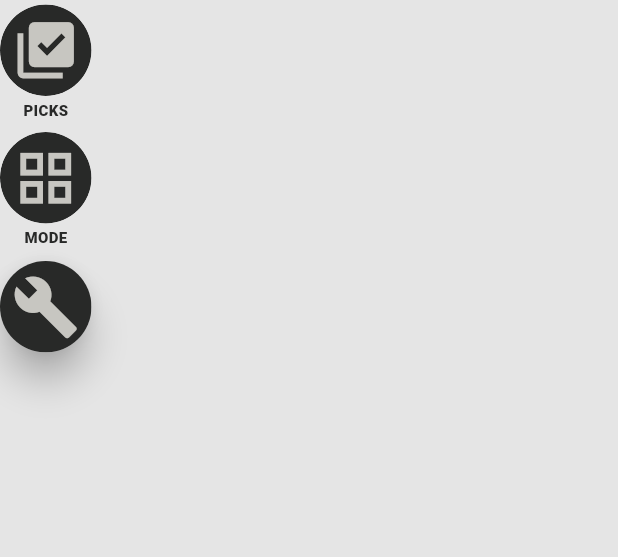
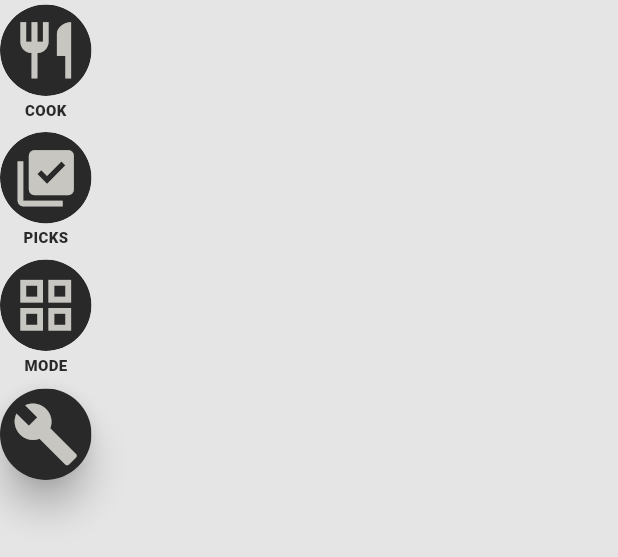
Before and after one commit to tsirbunen/cooking-companion-mobile, a Flutter app: the SearchRecipesFloatingActions widget shown alone on an empty page, opened directly, after a tap on the "build" icon, on a phone screen of 412 x 824 dp. Shown: the top 557 px of the screen. Run offline on Flutter 3.47's test engine with Material 3 defaults, Android fonts, the phone set to English and light mode, and no system bars; our stand-ins replace equatable, flutter_bloc, freezed_annotation, get_it, go_router, graphql and 1 more; network calls fail; Roboto replaces fonts that are missing (Quicksand).

Commit message:
Add start cooking option to floating action buttons on search page

```diff
--- a/lib/app_services/router/route_enum_description_extension.dart
+++ b/lib/app_services/router/route_enum/route_enum_description_extension.dart
@@ -1,4 +1,4 @@
-import 'package:mobile/app_services/router/route_enum.dart';
+import 'package:mobile/app_services/router/route_enum/route_enum.dart';
 
 extension DescriptionExtension on RouteEnum {
   String description() {
--- a/lib/app_services/router/route_enum_drawer_extension.dart
+++ b/lib/app_services/router/route_enum/route_enum_drawer_extension.dart
@@ -1,5 +1,5 @@
 import 'package:flutter/material.dart';
-import 'package:mobile/app_services/router/route_enum.dart';
+import 'package:mobile/app_services/router/route_enum/route_enum.dart';
 
 extension DrawerExtension on RouteEnum {
   IconData get iconData => {
--- a/lib/app_services/router/route_enum_go_route_extension.dart
+++ b/lib/app_services/router/route_enum/route_enum_go_route_extension.dart
@@ -1,5 +1,5 @@
 import 'package:go_router/go_router.dart';
-import 'package:mobile/app_services/router/route_enum.dart';
+import 'package:mobile/app_services/router/route_enum/route_enum.dart';
 import 'package:mobile/app_services/router/routes.dart';
 
 // Note: Let's use switch-case to return the GoRoute for each route,
--- a/lib/app_services/router/route_enum_path_extension.dart
+++ b/lib/app_services/router/route_enum/route_enum_path_extension.dart
@@ -1,4 +1,4 @@
-import 'package:mobile/app_services/router/route_enum.dart';
+import 'package:mobile/app_services/router/route_enum/route_enum.dart';
 import 'package:mobile/app_services/router/routes.dart';
 
 // Note: Let's use switch-case to return the path for each route,
--- a/lib/app_services/router/router.dart
+++ b/lib/app_services/router/router.dart
@@ -2,9 +2,9 @@ import 'package:flutter/material.dart';
 import 'package:go_router/go_router.dart';
 import 'package:mobile/app_services/logger/logger.dart';
 import 'package:mobile/app_services/blocs/blocs.dart';
-import 'package:mobile/app_services/router/route_enum.dart';
-import 'package:mobile/app_services/router/route_enum_go_route_extension.dart';
-import 'package:mobile/app_services/router/route_enum_path_extension.dart';
+import 'package:mobile/app_services/router/route_enum/route_enum.dart';
+import 'package:mobile/app_services/router/route_enum/route_enum_go_route_extension.dart';
+import 'package:mobile/app_services/router/route_enum/route_enum_path_extension.dart';
 import 'package:mobile/app_services/router/routes.dart';
 import 'package:mobile/business_logic/search_logic/search_bloc.dart';
 import 'package:mobile/business_logic/wizard_logic/wizard_bloc.dart';
--- a/lib/presentation/pages/cook/page/cook_page_no_recipes.dart
+++ b/lib/presentation/pages/cook/page/cook_page_no_recipes.dart
@@ -1,5 +1,5 @@
 import 'package:flutter/material.dart';
-import 'package:mobile/app_services/router/route_enum.dart';
+import 'package:mobile/app_services/router/route_enum/route_enum.dart';
 import 'package:mobile/presentation/widgets/route_description_with_navigation/route_description_with_navigation.dart';
 import 'package:mobile/presentation/widgets/page_base/page_base.dart';
 
--- a/lib/presentation/pages/cook/page_widgets/recipe_and_actions/cook_recipe_floating_action_buttons.dart
+++ b/lib/presentation/pages/cook/page_widgets/recipe_and_actions/cook_recipe_floating_action_buttons.dart
@@ -1,8 +1,8 @@
 import 'package:flutter/material.dart';
 import 'package:go_router/go_router.dart';
 import 'package:mobile/app_services/blocs/blocs.dart';
-import 'package:mobile/app_services/router/route_enum.dart';
-import 'package:mobile/app_services/router/route_enum_path_extension.dart';
+import 'package:mobile/app_services/router/route_enum/route_enum.dart';
+import 'package:mobile/app_services/router/route_enum/route_enum_path_extension.dart';
 import 'package:mobile/business_logic/cook_logic/cook_bloc.dart';
 import 'package:mobile/business_logic/cook_logic/cook_event.dart';
 import 'package:mobile/business_logic/wizard_logic/wizard_bloc.dart';
--- a/lib/presentation/pages/home/home_page.dart
+++ b/lib/presentation/pages/home/home_page.dart
@@ -1,5 +1,5 @@
 import 'package:flutter/material.dart';
-import 'package:mobile/app_services/router/route_enum.dart';
+import 'package:mobile/app_services/router/route_enum/route_enum.dart';
 import 'package:mobile/presentation/widgets/route_description_with_navigation/route_description_with_navigation.dart';
 import 'package:mobile/presentation/widgets/page_base/page_base.dart';
 
--- a/lib/presentation/pages/search/search_recipe_floating_actions.dart
+++ b/lib/presentation/pages/search/search_recipe_floating_actions.dart
@@ -1,5 +1,8 @@
 import 'package:flutter/material.dart';
+import 'package:go_router/go_router.dart';
 import 'package:mobile/app_services/blocs/blocs.dart';
+import 'package:mobile/app_services/router/route_enum/route_enum.dart';
+import 'package:mobile/app_services/router/route_enum/route_enum_path_extension.dart';
 import 'package:mobile/presentation/pages/search/picked_recipes/picked_recipes.dart';
 import 'package:mobile/business_logic/search_logic/search_bloc.dart';
 import 'package:mobile/business_logic/search_logic/search_event.dart';
@@ -11,6 +14,7 @@ const floatingActionsMargin = 15.0;
 const modeLabel = 'mode';
 const picksLabel = 'picks';
 const columnsLabel = 'columns';
+const startCookingLabel = 'cook';
 
 class SearchRecipesFloatingActions extends StatelessWidget {
   const SearchRecipesFloatingActions({super.key});
@@ -31,6 +35,11 @@ class SearchRecipesFloatingActions extends StatelessWidget {
             label: picksLabel,
             iconData: Icons.library_add_check,
             onPressed: _toggleShowPickedRecipes(context),
+          ),
+          ActionConfig(
+            label: startCookingLabel,
+            iconData: Icons.restaurant_outlined,
+            onPressed: _startCookingPickedRecipes(context),
           ),
         ],
       ),
@@ -56,4 +65,8 @@ class SearchRecipesFloatingActions extends StatelessWidget {
     final searchBloc = getIt.get<SearchBloc>();
     return () => searchBloc.add(ToggleDisplayModeEvent());
   }
+
+  void Function() _startCookingPickedRecipes(BuildContext context) {
+    return () => context.go(RouteEnum.cook.path());
+  }
 }
--- a/lib/presentation/widgets/drawer/drawer_customized.dart
+++ b/lib/presentation/widgets/drawer/drawer_customized.dart
@@ -1,9 +1,9 @@
 import 'package:flutter/material.dart';
-import 'package:mobile/app_services/router/route_enum_drawer_extension.dart';
-import 'package:mobile/app_services/router/route_enum_path_extension.dart';
+import 'package:mobile/app_services/router/route_enum/route_enum_drawer_extension.dart';
+import 'package:mobile/app_services/router/route_enum/route_enum_path_extension.dart';
 import 'package:mobile/presentation/widgets/drawer/drawer_route.dart';
 import 'package:mobile/presentation/widgets/drawer/route_header.dart';
-import 'package:mobile/app_services/router/route_enum.dart';
+import 'package:mobile/app_services/router/route_enum/route_enum.dart';
 
 const padding = 10.0;
 
```
Also changed, not shown: lib/presentation/widgets/route_description_with_navigation/route_description_with_navigation.dart (+4 -4 lines), lib/app_services/router/route_enum/route_enum.dart (renamed from lib/app_services/router/route_enum.dart).
